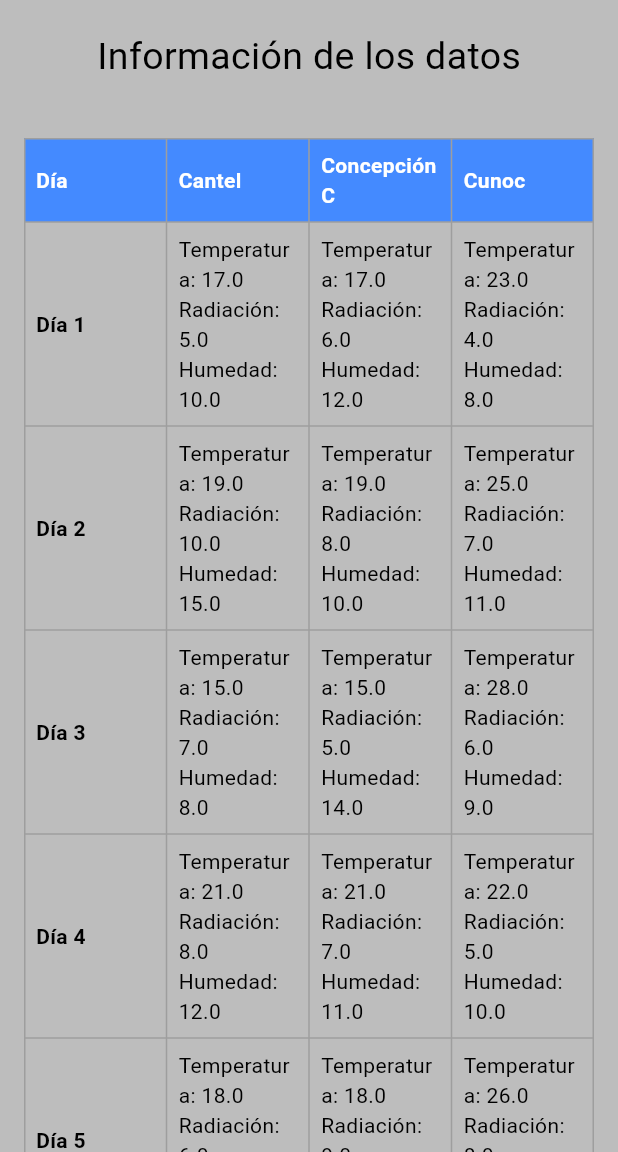
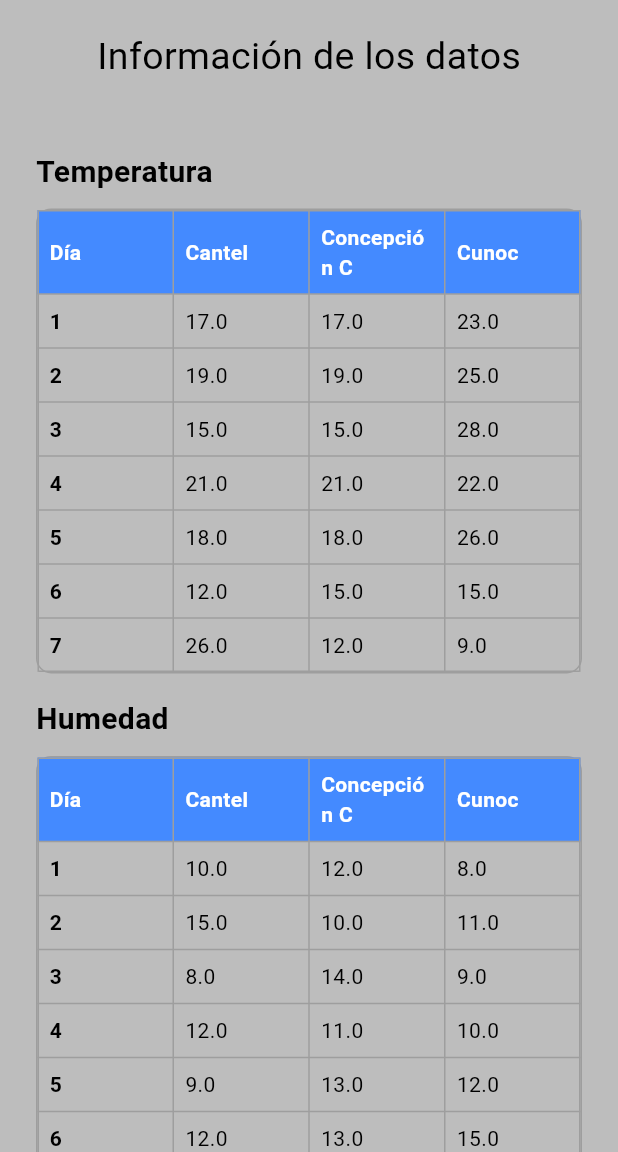
Before and after one commit to MarianoFrancisco/Weather-Station, a Flutter app: the screen it shows after launch, in the side drawer, after a tap on "Reportes", on a phone screen of 412 x 824 dp, the part 84-1236 px from its top. Run offline on Flutter 3.47's test engine with Material 3 defaults, Android fonts, the light colour scheme and no system bars; our stand-ins replace fl_chart, shared_preferences, syncfusion_flutter_charts, syncfusion_flutter_gauges.

Commit message:
Adding changes to the table

```diff
--- a/app/lib/pages/report/body.dart
+++ b/app/lib/pages/report/body.dart
@@ -38,7 +38,44 @@ class ReportBody extends StatelessWidget {
           const SizedBox(height: 20),
           Padding(
             padding: const EdgeInsets.all(16),
+            child: Column(
+              children: [
+                _buildTable('Temperatura', temperatureDataList),
+                _buildTable('Humedad', humidityDataList),
+                _buildTable('Radiación', radiationDataList),
+              ],
+            ),
+          ),
+        ],
+      ),
+    );
+  }
+
+  Widget _buildTable(String title, List<TemperatureData> data) {
+    return Padding(
+      padding: const EdgeInsets.all(8.0),
+      child: Column(
+        crossAxisAlignment: CrossAxisAlignment.start,
+        children: [
+          Text(
+            title,
+            style: TextStyle(
+              fontSize: 20,
+              fontWeight: FontWeight.bold,
+            ),
+          ),
+          SizedBox(height: 10),
+          Container(
+            decoration: BoxDecoration(
+              border: Border.all(color: Colors.grey),
+              borderRadius: BorderRadius.circular(10),
+            ),
             child: Table(
+              columnWidths: {
+                0: FlexColumnWidth(1),
+                1: FlexColumnWidth(1),
+                2: FlexColumnWidth(1),
+              },
               border: TableBorder.all(color: Colors.grey),
               defaultVerticalAlignment: TableCellVerticalAlignment.middle,
               children: [
@@ -56,12 +93,29 @@ class ReportBody extends StatelessWidget {
                         ),
                       ),
                     ),
-                    for (var item in temperatureDataList)
                     TableCell(
                       child: Padding(
                         padding: const EdgeInsets.all(8.0),
                         child: Text(
-                            item.location,
+                          'Cantel',
+                          style: TextStyle(color: Colors.white, fontWeight: FontWeight.bold),
+                        ),
+                      ),
+                    ),
+                    TableCell(
+                      child: Padding(
+                        padding: const EdgeInsets.all(8.0),
+                        child: Text(
+                          'Concepción C',
+                          style: TextStyle(color: Colors.white, fontWeight: FontWeight.bold),
+                        ),
+                      ),
+                    ),
+                    TableCell(
+                      child: Padding(
+                        padding: const EdgeInsets.all(8.0),
+                        child: Text(
+                          'Cunoc',
                           style: TextStyle(color: Colors.white, fontWeight: FontWeight.bold),
                         ),
                       ),
@@ -75,22 +129,17 @@ class ReportBody extends StatelessWidget {
                         child: Padding(
                           padding: const EdgeInsets.all(8.0),
                           child: Text(
-                            'Día ${i + 1}',
+                            '${i + 1}',
                             style: TextStyle(fontWeight: FontWeight.bold),
                           ),
                         ),
                       ),
-                      for (int j = 0; j < temperatureDataList.length; j++)
+                      for (int j = 0; j < data.length; j++)
                         TableCell(
                           child: Padding(
                             padding: const EdgeInsets.all(8.0),
-                            child: Column(
-                              crossAxisAlignment: CrossAxisAlignment.start,
-                              children: [
-                                Text('Temperatura: ${temperatureDataList[j].temperatures[i]}'),
-                                Text('Radiación: ${radiationDataList[j].temperatures[i]}'),
-                                Text('Humedad: ${humidityDataList[j].temperatures[i]}'),
-                              ],
+                            child: Text(
+                              '${data[j].temperatures[i]}',
                             ),
                           ),
                         ),
```
Lines whose indentation alone changed are shown as unchanged.
